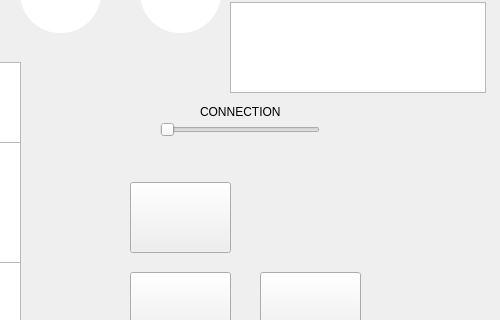
First picture: the form in 3004F22/mainwindow.ui, repository Aiden-Molyneaux/CESdevice-software, before the edit; both pictures show x 300 to 800 and y 168 to 488 of the 800 by 600 pixel window.
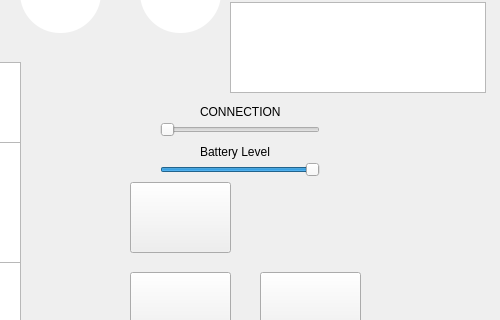
Second picture: the form after the edit. Icons and pictures are not drawn.

What changed in the file:
```diff
--- a/3004F22/mainwindow.ui
+++ b/3004F22/mainwindow.ui
@@ -387,6 +387,41 @@
      </rect>
     </property>
    </widget>
+   <widget class="QSlider" name="batterySlider">
+    <property name="geometry">
+     <rect>
+      <x>460</x>
+      <y>330</y>
+      <width>160</width>
+      <height>16</height>
+     </rect>
+    </property>
+    <property name="minimum">
+     <number>0</number>
+    </property>
+    <property name="maximum">
+     <number>100</number>
+    </property>
+    <property name="value">
+     <number>100</number>
+    </property>
+    <property name="orientation">
+     <enum>Qt::Horizontal</enum>
+    </property>
+   </widget>
+   <widget class="QLabel" name="label_2">
+    <property name="geometry">
+     <rect>
+      <x>500</x>
+      <y>310</y>
+      <width>81</width>
+      <height>20</height>
+     </rect>
+    </property>
+    <property name="text">
+     <string>Battery Level</string>
+    </property>
+   </widget>
   </widget>
   <widget class="QMenuBar" name="menubar">
    <property name="geometry">
```
